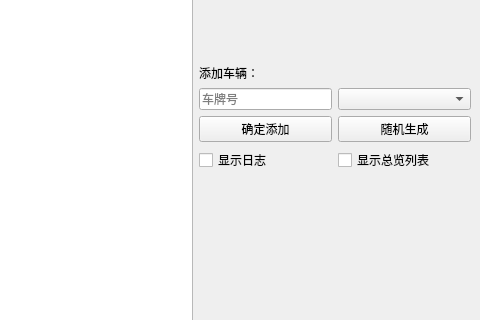
The window that monitor.ui (w-mj/DataStructureProject) describes before a commit, drawn with Qt 5; both pictures show x 600 to 1080 and y 437 to 757 of the 1080 by 900 pixel window.
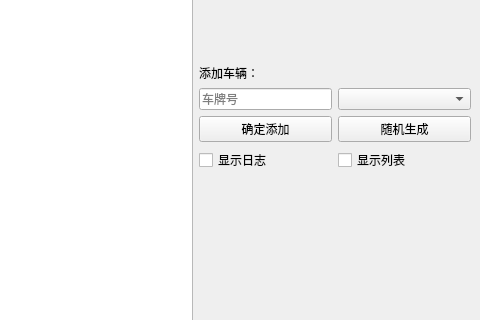
The same window after the commit.

Commit message: 车辆列表

What changed in the file:
```diff
--- a/monitor.ui
+++ b/monitor.ui
@@ -242,7 +242,7 @@
         <item>
          <widget class="QCheckBox" name="showList">
           <property name="text">
-           <string>显示总览列表</string>
+           <string>显示列表</string>
           </property>
          </widget>
         </item>
```
The commit also changes 10 other files.
